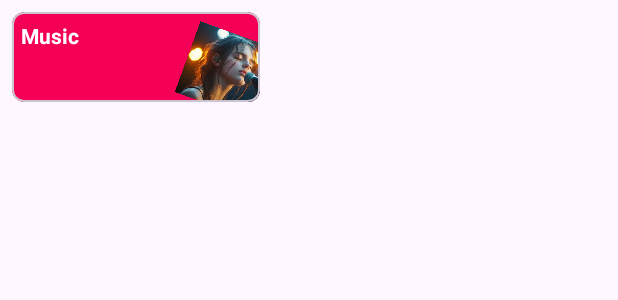
After one commit to albinaprasad/SpotifyClone, an Android app: the layout search_cardview_one.xml on its own in the app's theme, with its tools: preview values and no code run, on a phone screen of 412 x 824 dp. The commit adds this screen. Shown: the top 300 px of the screen. Run offline under Robolectric (Android 15) with nearby library versions, the phone set to English and light mode, and no system bars.

```diff
--- a/app/src/main/AndroidManifest.xml
+++ b/app/src/main/AndroidManifest.xml
@@ -32,6 +32,9 @@
         android:supportsRtl="true"
         android:theme="@style/Theme.SPOTIFY"
         tools:targetApi="31">
+        <activity
+            android:name=".Views.Search"
+            android:exported="false" />
         <activity
             android:name=".Recents"
             android:exported="false" />
--- /dev/null
+++ b/app/src/main/java/com/albin/spotify/Carditems.kt
@@ -0,0 +1,3 @@
+package com.albin.spotify
+
+data class Carditems(var name:String,val backgroundColor:Int,var image:Int)
--- a/app/src/main/java/com/albin/spotify/MainActivity.kt
+++ b/app/src/main/java/com/albin/spotify/MainActivity.kt
@@ -32,6 +32,7 @@ import com.albin.spotify.Views.Favourites
 import com.google.gson.JsonSyntaxException
 import com.albin.spotify.Views.MusicAdapter
 import com.albin.spotify.Views.Playlists
+import com.albin.spotify.Views.Search
 import com.albin.spotify.Views.SinglePlaylistDetails
 import com.albin.spotify.Views.createPlaylist
 import com.albin.spotify.Views.player
@@ -141,6 +142,11 @@ class MainActivity : AppCompatActivity() {
 
                 R.id.nav_updates -> {
                     ToastShower("Updates clicked")
+                }
+
+                R.id.nav_search->{
+                    val serachIntent=Intent(this@MainActivity, Search::class.java)
+                    startActivity(serachIntent)
                 }
 
                 R.id.nav_settings -> {
--- /dev/null
+++ b/app/src/main/res/drawable/camera_icon.xml
@@ -0,0 +1,4 @@
+<?xml version="1.0" encoding="utf-8"?>
+<vector xmlns:android="http://schemas.android.com/apk/res/android" android:width="24dp" android:height="24dp" android:viewportWidth="960" android:viewportHeight="960" android:tint="@color/white">
+    <path android:fillColor="@android:color/white" android:pathData="M480,680.58Q547.54,680.58 594.31,633.91Q641.08,587.25 641.08,519.5Q641.08,452.15 594.31,405.39Q547.54,358.62 480,358.62Q412.46,358.62 365.79,405.39Q319.12,452.15 319.12,519.5Q319.12,587.25 365.79,633.91Q412.46,680.58 480,680.58ZM479.85,624.62Q435.31,624.62 405.19,594.37Q375.08,564.12 375.08,519.7Q375.08,475.29 405.2,444.93Q435.33,414.58 479.89,414.58Q524.46,414.58 554.79,444.93Q585.12,475.29 585.12,519.7Q585.12,564.12 554.76,594.37Q524.4,624.62 479.85,624.62ZM176.26,811.92Q147.91,811.92 127.99,792.01Q108.08,772.09 108.08,743.71L108.08,295.79Q108.08,267.41 127.99,247.49Q147.91,227.58 176.35,227.58L298.5,227.58L370.98,148.08L589.13,148.08L661.5,227.58L783.65,227.58Q812.09,227.58 832.01,247.49Q851.92,267.41 851.92,295.79L851.92,743.71Q851.92,772.09 832.01,792.01Q812.09,811.92 783.74,811.92L176.26,811.92ZM176.35,755.96L783.65,755.96Q789.04,755.96 792.5,752.5Q795.96,749.04 795.96,743.65L795.96,295.85Q795.96,290.65 792.5,287.1Q789.04,283.54 783.65,283.54L636.68,283.54L564.18,204.04L396.07,204.04L323.65,283.54L176.35,283.54Q170.96,283.54 167.5,287.1Q164.04,290.65 164.04,295.85L164.04,743.65Q164.04,749.04 167.5,752.5Q170.96,755.96 176.35,755.96ZM480,519.5Q480,519.5 480,519.5Q480,519.5 480,519.5L480,519.5Q480,519.5 480,519.5Q480,519.5 480,519.5L480,519.5L480,519.5L480,519.5L480,519.5L480,519.5Q480,519.5 480,519.5Q480,519.5 480,519.5L480,519.5Q480,519.5 480,519.5Q480,519.5 480,519.5Z"/>
+</vector>
--- /dev/null
+++ b/app/src/main/res/layout/search_cardview_one.xml
@@ -0,0 +1,40 @@
+<?xml version="1.0" encoding="utf-8"?>
+<com.google.android.material.card.MaterialCardView xmlns:android="http://schemas.android.com/apk/res/android"
+    android:layout_width="wrap_content"
+    android:id="@+id/main"
+    android:layout_height="60dp"
+    xmlns:app="http://schemas.android.com/apk/res-auto"
+    android:layout_margin="8dp"
+    app:cardCornerRadius="8dp"
+    android:backgroundTint="@color/pink"
+    android:elevation="8dp">
+
+    <FrameLayout
+        android:id="@+id/fl"
+        android:layout_width="match_parent"
+        android:layout_height="match_parent">
+        <TextView
+            android:layout_margin="6dp"
+            android:id="@+id/textview"
+            android:layout_width="wrap_content"
+            android:layout_height="wrap_content"
+            android:text="Music"
+            android:textColor="@color/white"
+            android:textStyle="bold">
+        </TextView>
+
+        <ImageView
+            android:layout_marginStart="105dp"
+            android:id="@+id/ImagView"
+            android:layout_width="60dp"
+            android:layout_height="60dp"
+            android:layout_gravity="bottom|end"
+            android:src="@drawable/singer"
+            android:rotation="20"
+            android:translationX="10dp"
+            android:translationY="10dp">
+
+        </ImageView>
+    </FrameLayout>
+
+</com.google.android.material.card.MaterialCardView>
--- a/app/src/main/res/menu/nav_body.xml
+++ b/app/src/main/res/menu/nav_body.xml
@@ -24,7 +24,10 @@
             android:id="@+id/nav_updates"
             android:icon="@drawable/updates"
             android:title="Updates" />
-
+        <item
+            android:id="@+id/nav_search"
+            android:icon="@drawable/search"
+            android:title="Search" />
         <item
             android:id="@+id/nav_settings"
             android:icon="@drawable/settings"
--- a/app/src/main/res/values/colors.xml
+++ b/app/src/main/res/values/colors.xml
@@ -5,4 +5,11 @@
     <color name="SpBlack">#121212</color>
     <color name="moBlack">#20211A</color>
     <color name="green">#76FF03</color>
+
+    <color name="pink">#F50057</color>
+    <color name="Darkgreen">#1B5E20</color>
+    <color name="violet">#D500F9</color>
+    <color name="Dblue">#1A237E</color>
+
+
 </resources>
```
Also changed, not shown: app/src/main/java/com/albin/spotify/Views/Search.kt (added, +59 -0 lines), app/src/main/java/com/albin/spotify/serachCardAdapter.kt (added, +41 -0 lines), app/src/main/res/layout/activity_search.xml (added, +174 -0 lines), app/src/main/res/values/searchbar.xml (added, +12 -0 lines), app/src/main/res/drawable/green_symbol.png (added), app/src/main/res/drawable/img_3.png (added), app/src/main/res/drawable/science.png (added), app/src/main/res/drawable/singer.png (added), app/src/main/res/drawable/singere_male.png (added), 1 other file.
